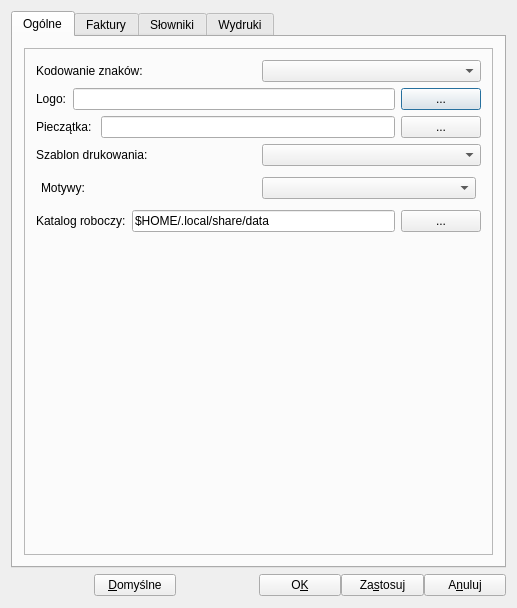
Qt form ui/Setting.ui (juliagoda/qfaktury) before a commit.
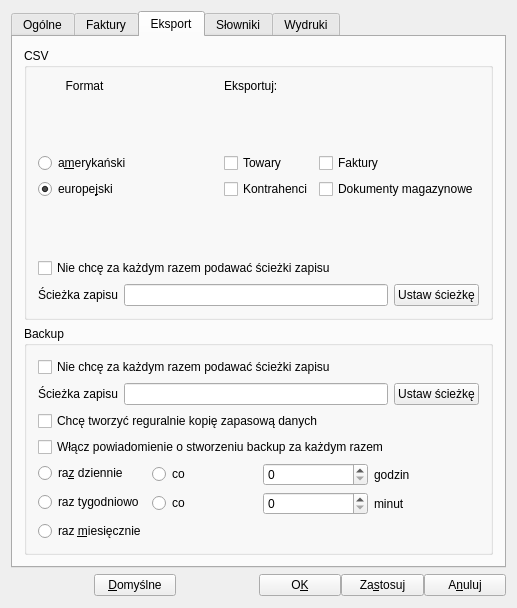
The same form after that commit. The open tabs and pages were chosen to show the change.

```diff
--- a/ui/Setting.ui
+++ b/ui/Setting.ui
@@ -47,7 +47,7 @@
       </size>
      </property>
      <property name="currentIndex">
-      <number>0</number>
+      <number>2</number>
      </property>
      <widget class="QWidget" name="TabPage1">
       <attribute name="title">
@@ -459,6 +459,379 @@
        </item>
       </layout>
      </widget>
+     <widget class="QWidget" name="TabPage3">
+      <attribute name="title">
+       <string>Eksport</string>
+      </attribute>
+      <layout class="QVBoxLayout" name="verticalLayout_13">
+       <item>
+        <widget class="QGroupBox" name="groupBox_4">
+         <property name="title">
+          <string>CSV</string>
+         </property>
+         <layout class="QVBoxLayout" name="verticalLayout_12">
+          <item>
+           <layout class="QHBoxLayout" name="horizontalLayout_18">
+            <property name="leftMargin">
+             <number>0</number>
+            </property>
+            <property name="topMargin">
+             <number>0</number>
+            </property>
+            <property name="rightMargin">
+             <number>0</number>
+            </property>
+            <property name="bottomMargin">
+             <number>0</number>
+            </property>
+            <item>
+             <layout class="QVBoxLayout" name="verticalLayout_7">
+              <item>
+               <widget class="QLabel" name="label_3">
+                <property name="text">
+                 <string>Format</string>
+                </property>
+                <property name="alignment">
+                 <set>Qt::AlignCenter</set>
+                </property>
+               </widget>
+              </item>
+              <item>
+               <spacer name="verticalSpacer_6">
+                <property name="orientation">
+                 <enum>Qt::Vertical</enum>
+                </property>
+                <property name="sizeHint" stdset="0">
+                 <size>
+                  <width>20</width>
+                  <height>30</height>
+                 </size>
+                </property>
+               </spacer>
+              </item>
+              <item>
+               <widget class="QRadioButton" name="CSVUSAFormat">
+                <property name="cursor">
+                 <cursorShape>PointingHandCursor</cursorShape>
+                </property>
+                <property name="text">
+                 <string>a&amp;merykański</string>
+                </property>
+               </widget>
+              </item>
+              <item>
+               <widget class="QRadioButton" name="CSVEURFormat">
+                <property name="cursor">
+                 <cursorShape>PointingHandCursor</cursorShape>
+                </property>
+                <property name="text">
+                 <string>europe&amp;jski</string>
+                </property>
+                <property name="checked">
+                 <bool>true</bool>
+                </property>
+               </widget>
+              </item>
+              <item>
+               <spacer name="verticalSpacer_4">
+                <property name="orientation">
+                 <enum>Qt::Vertical</enum>
+                </property>
+                <property name="sizeHint" stdset="0">
+                 <size>
+                  <width>20</width>
+                  <height>40</height>
+                 </size>
+                </property>
+               </spacer>
+              </item>
+             </layout>
+            </item>
+            <item>
+             <spacer name="horizontalSpacer_2">
+              <property name="orientation">
+               <enum>Qt::Horizontal</enum>
+              </property>
+              <property name="sizeHint" stdset="0">
+               <size>
+                <width>40</width>
+                <height>20</height>
+               </size>
+              </property>
+             </spacer>
+            </item>
+            <item>
+             <layout class="QFormLayout" name="formLayout_2">
+              <item row="0" column="0">
+               <widget class="QLabel" name="label_8">
+                <property name="text">
+                 <string>Eksportuj:</string>
+                </property>
+               </widget>
+              </item>
+              <item row="1" column="1">
+               <spacer name="verticalSpacer_7">
+                <property name="orientation">
+                 <enum>Qt::Vertical</enum>
+                </property>
+                <property name="sizeHint" stdset="0">
+                 <size>
+                  <width>20</width>
+                  <height>20</height>
+                 </size>
+                </property>
+               </spacer>
+              </item>
+              <item row="2" column="0">
+               <widget class="QCheckBox" name="exportGoodsBtn">
+                <property name="cursor">
+                 <cursorShape>PointingHandCursor</cursorShape>
+                </property>
+                <property name="text">
+                 <string>Towary</string>
+                </property>
+               </widget>
+              </item>
+              <item row="2" column="1">
+               <widget class="QCheckBox" name="exportInvBtn">
+                <property name="cursor">
+                 <cursorShape>PointingHandCursor</cursorShape>
+                </property>
+                <property name="text">
+                 <string>Faktury</string>
+                </property>
+               </widget>
+              </item>
+              <item row="3" column="0">
+               <widget class="QCheckBox" name="exportBuyersBtn">
+                <property name="cursor">
+                 <cursorShape>PointingHandCursor</cursorShape>
+                </property>
+                <property name="text">
+                 <string>Kontrahenci</string>
+                </property>
+               </widget>
+              </item>
+              <item row="3" column="1">
+               <widget class="QCheckBox" name="exportWareBtn">
+                <property name="cursor">
+                 <cursorShape>PointingHandCursor</cursorShape>
+                </property>
+                <property name="text">
+                 <string>Dokumenty magazynowe</string>
+                </property>
+               </widget>
+              </item>
+              <item row="4" column="0">
+               <spacer name="verticalSpacer_9">
+                <property name="orientation">
+                 <enum>Qt::Vertical</enum>
+                </property>
+                <property name="sizeHint" stdset="0">
+                 <size>
+                  <width>20</width>
+                  <height>40</height>
+                 </size>
+                </property>
+               </spacer>
+              </item>
+             </layout>
+            </item>
+           </layout>
+          </item>
+          <item>
+           <layout class="QVBoxLayout" name="verticalLayout_8">
+            <item>
+             <widget class="QCheckBox" name="noAskCSVPath">
+              <property name="cursor">
+               <cursorShape>PointingHandCursor</cursorShape>
+              </property>
+              <property name="text">
+               <string>Nie chcę za każdym razem podawać ścieżki zapisu</string>
+              </property>
+             </widget>
+            </item>
+            <item>
+             <layout class="QHBoxLayout" name="horizontalLayout_14">
+              <item>
+               <widget class="QLabel" name="csvPathLabel">
+                <property name="text">
+                 <string>Ścieżka zapisu</string>
+                </property>
+               </widget>
+              </item>
+              <item>
+               <widget class="QLineEdit" name="csvLinePath"/>
+              </item>
+              <item>
+               <widget class="QPushButton" name="setCSVPathBtn">
+                <property name="cursor">
+                 <cursorShape>PointingHandCursor</cursorShape>
+                </property>
+                <property name="text">
+                 <string>Ustaw ścieżkę</string>
+                </property>
+               </widget>
+              </item>
+             </layout>
+            </item>
+           </layout>
+          </item>
+         </layout>
+        </widget>
+       </item>
+       <item>
+        <widget class="QGroupBox" name="groupBox_5">
+         <property name="title">
+          <string>Backup</string>
+         </property>
+         <layout class="QVBoxLayout" name="verticalLayout_11">
+          <item>
+           <layout class="QVBoxLayout" name="verticalLayout_9">
+            <item>
+             <widget class="QCheckBox" name="noAskBackupPath">
+              <property name="cursor">
+               <cursorShape>PointingHandCursor</cursorShape>
+              </property>
+              <property name="text">
+               <string>Nie chcę za każdym razem podawać ścieżki zapisu</string>
+              </property>
+             </widget>
+            </item>
+            <item>
+             <layout class="QHBoxLayout" name="horizontalLayout_15">
+              <item>
+               <widget class="QLabel" name="backupPathLabel">
+                <property name="text">
+                 <string>Ścieżka zapisu</string>
+                </property>
+               </widget>
+              </item>
+              <item>
+               <widget class="QLineEdit" name="backupLinePath"/>
+              </item>
+              <item>
+               <widget class="QPushButton" name="setBackupPathBtn">
+                <property name="cursor">
+                 <cursorShape>PointingHandCursor</cursorShape>
+                </property>
+                <property name="text">
+                 <string>Ustaw ścieżkę</string>
+                </property>
+               </widget>
+              </item>
+             </layout>
+            </item>
+           </layout>
+          </item>
+          <item>
+           <layout class="QVBoxLayout" name="verticalLayout_10">
+            <item>
+             <widget class="QCheckBox" name="regularBackupBtn">
+              <property name="cursor">
+               <cursorShape>PointingHandCursor</cursorShape>
+              </property>
+              <property name="text">
+               <string>Chcę tworzyć reguralnie kopię zapasową danych</string>
+              </property>
+             </widget>
+            </item>
+            <item>
+             <widget class="QCheckBox" name="backupEveryTimeBtn">
+              <property name="text">
+               <string>Włącz powiadomienie o stworzeniu backup za każdym razem</string>
+              </property>
+             </widget>
+            </item>
+            <item>
+             <layout class="QFormLayout" name="formLayout">
+              <item row="1" column="0">
+               <widget class="QRadioButton" name="backupOnceDay">
+                <property name="cursor">
+                 <cursorShape>PointingHandCursor</cursorShape>
+                </property>
+                <property name="text">
+                 <string>ra&amp;z dziennie</string>
+                </property>
+               </widget>
+              </item>
+              <item row="1" column="1">
+               <layout class="QHBoxLayout" name="horizontalLayout_16">
+                <item>
+                 <widget class="QRadioButton" name="backupEveryHour">
+                  <property name="cursor">
+                   <cursorShape>PointingHandCursor</cursorShape>
+                  </property>
+                  <property name="text">
+                   <string>co</string>
+                  </property>
+                 </widget>
+                </item>
+                <item>
+                 <widget class="QSpinBox" name="howManyHours"/>
+                </item>
+                <item>
+                 <widget class="QLabel" name="label_6">
+                  <property name="text">
+                   <string>godzin</string>
+                  </property>
+                 </widget>
+                </item>
+               </layout>
+              </item>
+              <item row="2" column="0">
+               <widget class="QRadioButton" name="backupOnceWeek">
+                <property name="cursor">
+                 <cursorShape>PointingHandCursor</cursorShape>
+                </property>
+                <property name="text">
+                 <string>raz tygodniowo</string>
+                </property>
+               </widget>
+              </item>
+              <item row="3" column="0">
+               <widget class="QRadioButton" name="backupOnceMonth">
+                <property name="cursor">
+                 <cursorShape>PointingHandCursor</cursorShape>
+                </property>
+                <property name="text">
+                 <string>raz &amp;miesięcznie</string>
+                </property>
+               </widget>
+              </item>
+              <item row="2" column="1">
+               <layout class="QHBoxLayout" name="horizontalLayout_17">
+                <item>
+                 <widget class="QRadioButton" name="backupEveryMin">
+                  <property name="cursor">
+                   <cursorShape>PointingHandCursor</cursorShape>
+                  </property>
+                  <property name="text">
+                   <string>co</string>
+                  </property>
+                 </widget>
+                </item>
+                <item>
+                 <widget class="QSpinBox" name="howManyMin"/>
+                </item>
+                <item>
+                 <widget class="QLabel" name="label_7">
+                  <property name="text">
+                   <string>minut</string>
+                  </property>
+                 </widget>
+                </item>
+               </layout>
+              </item>
+             </layout>
+            </item>
+           </layout>
+          </item>
+         </layout>
+        </widget>
+       </item>
+      </layout>
+     </widget>
      <widget class="QWidget" name="TabPage4">
       <attribute name="title">
        <string>Słowniki</string>
```
Left out of the diff: 12 changed lines with no effect on the pictures.
